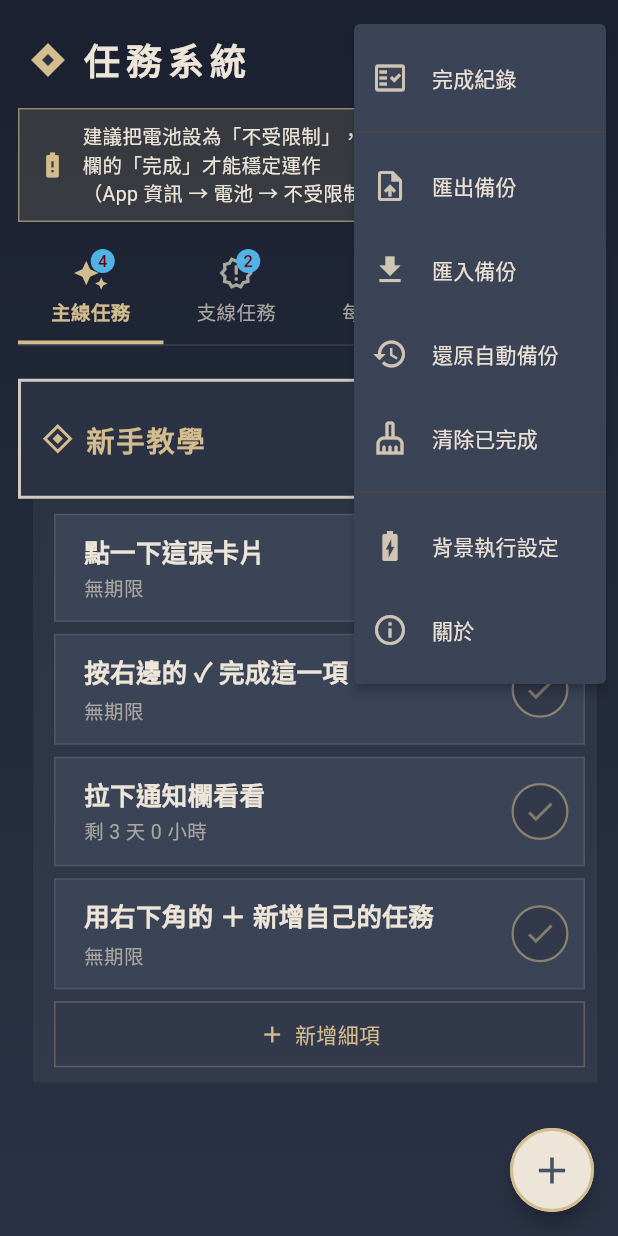
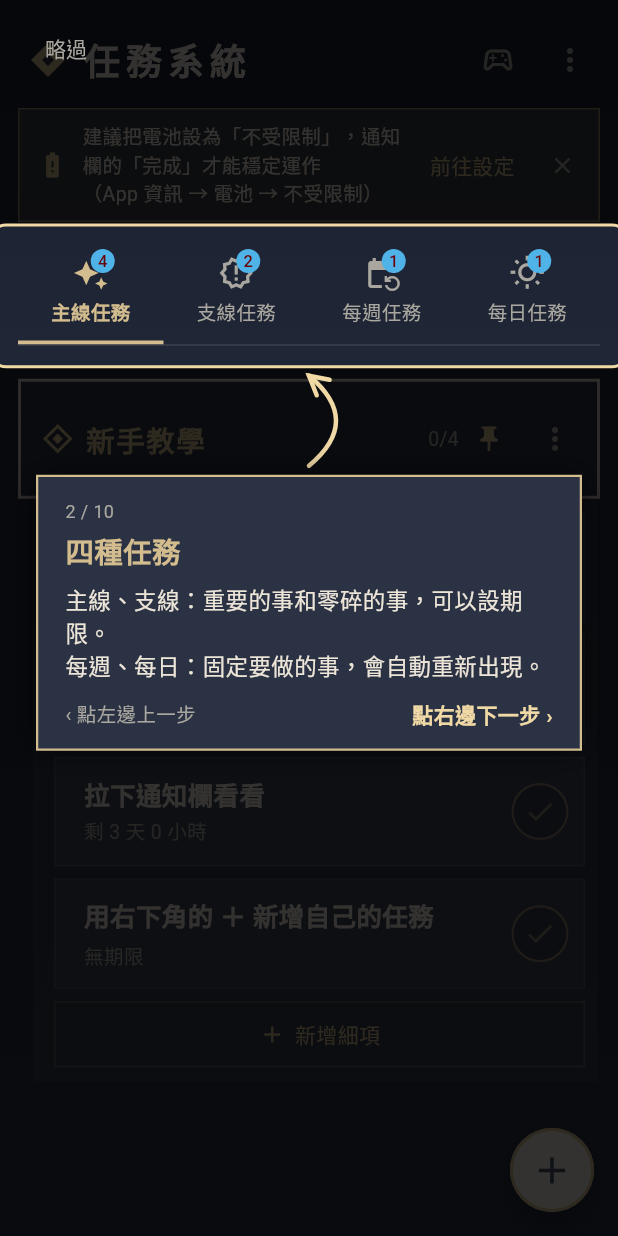
Before and after one commit to partner0487/TaskSystem, a Flutter app: the screen it shows after launch, after a tap on the "more vert" icon, on a phone screen of 412 x 824 dp. Run offline on Flutter 3.47's test engine with Material 3 defaults, Android fonts, the phone set to English and light mode, and no system bars; our stand-ins replace file_picker, flutter_local_notifications, shared_preferences, timezone; missing offline and left inert: shared_preferences_android; statements that could not run were skipped.

Commit message:
feat: first-launch guided tour (新手指引)
The screen dims, the current target is cut out with a gold frame and a curved
arrow points at it. Tap the right half for the next step, the left half for
the previous one, or 略過. Shown automatically only on a fresh install; ⋮ →
新手指引 replays it.

```diff
--- a/lib/main.dart
+++ b/lib/main.dart
@@ -16,13 +16,16 @@ Future<void> main() async {
   // 展示模式：每次啟動都重新產生展示資料（倒數時間永遠是新的）
   if (demoMode) await Storage.write(demoData());
 
+  // 還沒有存檔 = 第一次安裝打開 → 顯示新手指引
+  final firstLaunch = !demoMode && !await Storage.exists();
+
   final store = QuestStore();
   await Notifier.init(
     onDataChanged: store.reload,
     onAction: store.handleNotificationAction,
   );
 
-  runApp(QuestApp(store: store));
+  runApp(QuestApp(store: store, showTour: firstLaunch));
 
   // 畫面出來後再要通知權限，然後讀資料並同步通知欄
   await Notifier.requestPermission();
@@ -48,9 +51,12 @@ Future<void> syncNotificationsOnly() async {
 }
 
 class QuestApp extends StatelessWidget {
-  const QuestApp({super.key, required this.store});
+  const QuestApp({super.key, required this.store, this.showTour = false});
 
   final QuestStore store;
+
+  /// 第一次安裝打開：顯示新手指引
+  final bool showTour;
 
   static const _zhTW = Locale.fromSubtags(
       languageCode: 'zh', scriptCode: 'Hant', countryCode: 'TW');
@@ -69,7 +75,7 @@ class QuestApp extends StatelessWidget {
         GlobalWidgetsLocalizations.delegate,
         GlobalCupertinoLocalizations.delegate,
       ],
-      home: HomePage(store: store),
+      home: HomePage(store: store, showTourOnStart: showTour),
     );
   }
 }
--- a/lib/storage.dart
+++ b/lib/storage.dart
@@ -18,6 +18,9 @@ class Storage {
     return AppData.fromJson(jsonDecode(raw) as Map<String, dynamic>);
   }
 
+  /// 已經有存檔了嗎？（沒有 = 第一次安裝打開）
+  static Future<bool> exists() async => await _prefs.getString(_key) != null;
+
   static Future<void> write(AppData data) =>
       _prefs.setString(_key, jsonEncode(data.toJson()));
 
--- a/lib/ui/home_page.dart
+++ b/lib/ui/home_page.dart
@@ -16,12 +16,16 @@ import '../system.dart';
 import '../theme.dart';
 import 'edit_sheets.dart';
 import 'history_page.dart';
+import 'tour.dart';
 import 'widgets.dart';
 
 class HomePage extends StatefulWidget {
-  const HomePage({super.key, required this.store});
+  const HomePage({super.key, required this.store, this.showTourOnStart = false});
 
   final QuestStore store;
+
+  /// 第一次安裝打開時：資料讀好之後顯示新手指引
+  final bool showTourOnStart;
 
   @override
   State<HomePage> createState() => _HomePageState();
@@ -65,6 +69,7 @@ class _HomePageState extends State<HomePage> with WidgetsBindingObserver {
     _checkGameMode();
     store.addListener(_checkGameMode); // 背景改了遊戲模式（快速設定、時間到）→ App 重新讀取時更新提示
     WidgetsBinding.instance.addPostFrameCallback((_) => _handleLaunchAction());
+    if (widget.showTourOnStart) store.addListener(_maybeStartTour);
     // 倒數文字的更新：有任務剩不到 1 小時（顯示到秒）就每秒重畫，
     // 否則每分鐘重畫一次就夠了（比較省電）。換分鐘時順便檢查是否跨過每日重置時間。
     _ticker = Timer.periodic(const Duration(seconds: 1), (_) {
@@ -94,6 +99,7 @@ class _HomePageState extends State<HomePage> with WidgetsBindingObserver {
   void dispose() {
     WidgetsBinding.instance.removeObserver(this);
     store.removeListener(_checkGameMode);
+    store.removeListener(_maybeStartTour);
     _ticker.cancel();
     super.dispose();
   }
@@ -108,6 +114,62 @@ class _HomePageState extends State<HomePage> with WidgetsBindingObserver {
       _checkGameMode();
       _handleLaunchAction();
     }
+  }
+
+  // ---------- 新手指引 ----------
+
+  /// 指引進行中才把 key 掛到元件上（拖曳排序時元件會被複製，平常掛 GlobalKey 會衝突）
+  bool _touring = false;
+  final _tourTabs = GlobalKey();
+  final _tourQuest = GlobalKey();
+  final _tourStep = GlobalKey();
+  final _tourCheck = GlobalKey();
+  final _tourPin = GlobalKey();
+  final _tourFab = GlobalKey();
+  final _tourGame = GlobalKey();
+  final _tourMenu = GlobalKey();
+
+  GlobalKey? _tk(GlobalKey k) => _touring ? k : null;
+
+  /// 第一次打開：等資料讀好（通知權限也問完了）再開始
+  void _maybeStartTour() {
+    if (!store.loaded) return;
+    store.removeListener(_maybeStartTour);
+    _startTour();
+  }
+
+  Future<void> _startTour() async {
+    if (_touring || !mounted) return;
+    // 從主線分頁開始，第一個大事件要展開、細項不要選中，畫面才對得上說明
+    setState(() {
+      _touring = true;
+      _tab = QuestType.main;
+      _selectedStep = null;
+      _collapsed.clear();
+    });
+    await Future<void>.delayed(const Duration(milliseconds: 400)); // 等畫面排好
+    if (!mounted) return;
+    await showTour(context, [
+      const TourStep(null, '歡迎使用任務系統',
+          '把待辦事項變成任務清單，\n還沒做的任務會常駐在通知欄。\n\n跟著幾個步驟認識一下吧！'),
+      TourStep(_tourTabs, '四種任務',
+          '主線、支線：重要的事和零碎的事，可以設期限。\n每週、每日：固定要做的事，會自動重新出現。'),
+      TourStep(_tourQuest, '大事件',
+          '一件事可以拆成好幾個細項。\n點標題展開或收合；長按可以拖曳排序。'),
+      TourStep(_tourStep, '細項',
+          '點一下可以看備註，還有編輯、追蹤、放棄的按鈕。\n往左滑可以刪除。'),
+      TourStep(_tourCheck, '完成',
+          '做完按這裡打勾，通知欄的那一則也會消失。\n按錯了，下方可以「復原」。'),
+      TourStep(_tourPin, '追蹤',
+          '取消追蹤的任務不會出現在通知欄，也不會提醒。\n標題上的圖釘可以一次切換整組。'),
+      TourStep(_tourFab, '新增', '按這裡新增大事件，再到底下加細項。'),
+      TourStep(_tourGame, '遊戲模式', '打遊戲、開會時按一下，\n暫時隱藏所有任務通知和提醒。'),
+      TourStep(_tourMenu, '更多功能',
+          '完成紀錄、備份、背景執行設定都在這裡。\n想再看一次新手指引，也在這裡。'),
+      const TourStep(null, '最後：拉下通知欄看看',
+          '還沒做的任務都在通知欄。\n展開通知，可以直接按「✓ 完成」或「✕ 放棄」，\n不用打開 App。'),
+    ]);
+    if (mounted) setState(() => _touring = false);
   }
 
   // ---------- 遊戲模式 ----------
@@ -436,6 +498,7 @@ class _HomePageState extends State<HomePage> with WidgetsBindingObserver {
       listenable: store,
       builder: (context, _) => Scaffold(
         floatingActionButton: FloatingActionButton(
+          key: _tk(_tourFab),
           backgroundColor: GColors.cardSelected,
           foregroundColor: GColors.textDark,
           shape: const CircleBorder(
@@ -488,6 +551,7 @@ class _HomePageState extends State<HomePage> with WidgetsBindingObserver {
           // 遊戲模式：關閉中 = 灰色（按下選時間）；開啟中 = 紫色實心（按下立刻關閉）
           // （展示模式只顯示、不動作：遊戲模式的設定跟真實資料共用）
           IconButton(
+            key: _tk(_tourGame),
             tooltip: _gameMode == null ? '遊戲模式' : '關閉遊戲模式',
             onPressed: demoMode
                 ? () {}
@@ -500,6 +564,7 @@ class _HomePageState extends State<HomePage> with WidgetsBindingObserver {
             ),
           ),
           PopupMenuButton<String>(
+            key: _tk(_tourMenu),
             icon: const Icon(Icons.more_vert, color: GColors.sub),
             color: GColors.card,
             onSelected: (v) => switch (v) {
@@ -509,6 +574,7 @@ class _HomePageState extends State<HomePage> with WidgetsBindingObserver {
               'import' => _import(),
               'battery' => SystemInfo.openAppSettings(),
               'restore' => _restoreAutoBackup(),
+              'tour' => _startTour(),
               'clear' => _clearCompleted(),
               _ => _showAbout(),
             },
@@ -553,6 +619,13 @@ class _HomePageState extends State<HomePage> with WidgetsBindingObserver {
                 child: ListTile(
                   leading: Icon(Icons.battery_charging_full),
                   title: Text('背景執行設定'),
+                ),
+              ),
+              PopupMenuItem(
+                value: 'tour',
+                child: ListTile(
+                  leading: Icon(Icons.tips_and_updates_outlined),
+                  title: Text('新手指引'),
                 ),
               ),
               PopupMenuItem(
@@ -648,6 +721,7 @@ class _HomePageState extends State<HomePage> with WidgetsBindingObserver {
 
   Widget _buildTabs() {
     return Container(
+      key: _tk(_tourTabs),
       margin: const EdgeInsets.fromLTRB(12, 4, 12, 8),
       decoration: const BoxDecoration(
         border: Border(bottom: BorderSide(color: Colors.white12)),
@@ -765,6 +839,8 @@ class _HomePageState extends State<HomePage> with WidgetsBindingObserver {
           child: ReorderableDelayedDragStartListener(
             index: index,
             child: QuestHeader(
+              key: index == 0 ? _tk(_tourQuest) : null,
+              pinKey: index == 0 ? _tk(_tourPin) : null,
               quest: q,
               progress: questProgress(q.type, q, _now),
               expanded: expanded,
@@ -798,7 +874,7 @@ class _HomePageState extends State<HomePage> with WidgetsBindingObserver {
                             ReorderableDelayedDragStartListener(
                               key: ValueKey('step-${steps[j].id}'),
                               index: j,
-                              child: _buildStep(q, steps[j]),
+                              child: _buildStep(q, steps[j], first: index == 0 && j == 0),
                             ),
                       ),
                       AddStepButton(onTap: () => _addStep(q)),
@@ -810,7 +886,8 @@ class _HomePageState extends State<HomePage> with WidgetsBindingObserver {
     );
   }
 
-  Widget _buildStep(Quest q, QuestStep s) {
+  /// [first]：第一個大事件的第一個細項（新手指引會指到它和它的 ✓）
+  Widget _buildStep(Quest q, QuestStep s, {bool first = false}) {
     return Dismissible(
       key: ValueKey(s.id),
       direction: DismissDirection.endToStart,
@@ -824,6 +901,8 @@ class _HomePageState extends State<HomePage> with WidgetsBindingObserver {
       confirmDismiss: (_) => confirmDelete(context, s.title),
       onDismissed: (_) => _deleteStep(q, s),
       child: StepCard(
+        key: first ? _tk(_tourStep) : null,
+        checkKey: first ? _tk(_tourCheck) : null,
         step: s,
         type: q.type,
         now: _now,
--- /dev/null
+++ b/lib/ui/tour.dart
@@ -0,0 +1,259 @@
+import 'dart:math';
+
+import 'package:flutter/material.dart';
+
+import '../theme.dart';
+
+/// 新手指引的一個步驟。[target] 是要亮起來的元件；null = 不指向任何東西，說明框放在中間。
+class TourStep {
+  const TourStep(this.target, this.title, this.text);
+
+  final GlobalKey? target;
+  final String title;
+  final String text;
+}
+
+/// 顯示新手指引：畫面變暗、目標亮起來、箭頭指向它。
+/// 點右半邊 → 下一步，點左半邊 → 上一步，右上角「略過」。結束（或略過）時回傳。
+Future<void> showTour(BuildContext context, List<TourStep> steps) {
+  return Navigator.of(context).push(PageRouteBuilder<void>(
+    opaque: false,
+    transitionDuration: const Duration(milliseconds: 250),
+    reverseTransitionDuration: const Duration(milliseconds: 200),
+    pageBuilder: (_, animation, _) =>
+        FadeTransition(opacity: animation, child: _TourOverlay(steps: steps)),
+  ));
+}
+
+class _TourOverlay extends StatefulWidget {
+  const _TourOverlay({required this.steps});
+
+  final List<TourStep> steps;
+
+  @override
+  State<_TourOverlay> createState() => _TourOverlayState();
+}
+
+class _TourOverlayState extends State<_TourOverlay> {
+  late final List<TourStep> _steps;
+  int _i = 0;
+
+  @override
+  void initState() {
+    super.initState();
+    // 找不到目標的步驟跳過（例如這個分頁沒有大事件）
+    _steps = widget.steps.where((s) => s.target == null || _rectOf(s.target!) != null).toList();
+  }
+
+  /// 目標在畫面上的位置（找不到 = null）。
+  static Rect? _rectOf(GlobalKey key) {
+    final box = key.currentContext?.findRenderObject();
+    if (box is! RenderBox || !box.hasSize || !box.attached) return null;
+    return box.localToGlobal(Offset.zero) & box.size;
+  }
+
+  void _next() {
+    if (_i >= _steps.length - 1) {
+      Navigator.pop(context);
+    } else {
+      setState(() => _i++);
+    }
+  }
+
+  void _prev() {
+    if (_i > 0) setState(() => _i--);
+  }
+
+  @override
+  Widget build(BuildContext context) {
+    if (_steps.isEmpty) {
+      WidgetsBinding.instance.addPostFrameCallback((_) => Navigator.pop(context));
+      return const SizedBox.shrink();
+    }
+    final step = _steps[_i];
+    final size = MediaQuery.of(context).size;
+    final padding = MediaQuery.of(context).padding;
+    final target = step.target == null ? null : _rectOf(step.target!)?.inflate(6);
+
+    // 說明框放在目標的另一邊：目標在上半部 → 框在下面；在下半部 → 框在上面
+    const gap = 72.0; // 箭頭的長度空間
+    final below = target != null && target.center.dy < size.height * 0.55;
+    final boxAnchorY = target == null
+        ? null
+        : (below ? target.bottom + gap : target.top - gap); // 框的上緣（below）或下緣（above）
+
+    // 箭頭：從說明框的邊緣（靠近目標的水平位置）指到目標的邊緣
+    Offset? arrowFrom, arrowTo;
+    if (target != null && boxAnchorY != null) {
+      final x = target.center.dx.clamp(56.0, size.width - 56.0);
+      arrowFrom = Offset(x, boxAnchorY + (below ? -6 : 6));
+      arrowTo = Offset(target.center.dx, below ? target.bottom + 6 : target.top - 6);
+    }
+
+    final isLast = _i == _steps.length - 1;
+    final box = _TourCard(
+      index: _i,
+      total: _steps.length,
+      title: step.title,
+      text: step.text,
+      isFirst: _i == 0,
+      isLast: isLast,
+    );
+
+    return Material(
+      type: MaterialType.transparency,
+      child: Stack(
+        children: [
+          // 整個畫面：變暗 + 目標挖空亮起來 + 箭頭；點右半邊下一步、左半邊上一步
+          Positioned.fill(
+            child: GestureDetector(
+              behavior: HitTestBehavior.opaque,
+              onTapUp: (d) => d.localPosition.dx > size.width / 2 ? _next() : _prev(),
+              child: CustomPaint(painter: _TourPainter(hole: target, from: arrowFrom, to: arrowTo)),
+            ),
+          ),
+          // 說明框（不攔截點擊：點在框上也是依左右半邊切換）
+          if (target == null)
+            Positioned.fill(child: IgnorePointer(child: Center(child: box)))
+          else if (below)
+            Positioned(left: 20, right: 20, top: boxAnchorY, child: IgnorePointer(child: box))
+          else
+            Positioned(
+                left: 20,
+                right: 20,
+                bottom: size.height - boxAnchorY!,
+                child: IgnorePointer(child: box)),
+          // 略過（放左上角：右上角是 🎮 和 ⋮，會被擋到）
+          Positioned(
+            top: padding.top + 8,
+            left: 12,
+            child: TextButton(
+              onPressed: () => Navigator.pop(context),
+              style: TextButton.styleFrom(foregroundColor: GColors.sub),
+              child: const Text('略過'),
+            ),
+          ),
+        ],
+      ),
+    );
+  }
+}
+
+/// 說明框：步驟編號、標題、說明、左右提示。
+class _TourCard extends StatelessWidget {
+  const _TourCard({
+    required this.index,
+    required this.total,
+    required this.title,
+    required this.text,
+    required this.isFirst,
+    required this.isLast,
+  });
+
+  final int index;
+  final int total;
+  final String title;
+  final String text;
+  final bool isFirst;
+  final bool isLast;
+
+  @override
+  Widget build(BuildContext context) {
+    return Container(
+      margin: const EdgeInsets.symmetric(horizontal: 4),
+      padding: const EdgeInsets.fromLTRB(18, 14, 18, 12),
+      decoration: BoxDecoration(
+        color: GColors.header,
+        border: Border.all(color: GColors.gold, width: 1.5),
+        boxShadow: const [BoxShadow(color: Colors.black54, blurRadius: 16)],
+      ),
+      child: Column(
+        mainAxisSize: MainAxisSize.min,
+        crossAxisAlignment: CrossAxisAlignment.start,
+        children: [
+          Text('${index + 1} / $total', style: const TextStyle(color: GColors.sub, fontSize: 12)),
+          const SizedBox(height: 4),
+          Text(title,
+              style: const TextStyle(
+                  color: GColors.gold, fontSize: 19, fontWeight: FontWeight.bold)),
+          const SizedBox(height: 8),
+          Text(text, style: const TextStyle(color: GColors.text, fontSize: 15, height: 1.5)),
+          const SizedBox(height: 12),
+          Row(
+            children: [
+              Text(isFirst ? '' : '‹ 點左邊上一步',
+                  style: const TextStyle(color: GColors.sub, fontSize: 13)),
+              const Spacer(),
+              Text(isLast ? '點右邊開始使用 ›' : '點右邊下一步 ›',
+                  style: const TextStyle(
+                      color: GColors.goldBright, fontSize: 14, fontWeight: FontWeight.bold)),
+            ],
+          ),
+        ],
+      ),
+    );
+  }
+}
+
+/// 畫變暗的遮罩（目標處挖空 + 金框）和彎曲的金色箭頭。
+class _TourPainter extends CustomPainter {
+  _TourPainter({required this.hole, required this.from, required this.to});
+
+  final Rect? hole;
+  final Offset? from;
+  final Offset? to;
+
+  @override
+  void paint(Canvas canvas, Size size) {
+    final dim = Path()..addRect(Offset.zero & size);
+    final h = hole;
+    if (h != null) {
+      dim
+        ..addRRect(RRect.fromRectAndRadius(h, const Radius.circular(10)))
+        ..fillType = PathFillType.evenOdd;
+    }
+    canvas.drawPath(dim, Paint()..color = Colors.black.withValues(alpha: 0.78));
+
+    if (h != null) {
+      canvas.drawRRect(
+        RRect.fromRectAndRadius(h, const Radius.circular(10)),
+        Paint()
+          ..style = PaintingStyle.stroke
+          ..strokeWidth = 2
+          ..color = GColors.goldBright,
+      );
+    }
+
+    final a = from, b = to;
+    if (a == null || b == null) return;
+    final line = Paint()
+      ..style = PaintingStyle.stroke
+      ..strokeWidth = 3
+      ..strokeCap = StrokeCap.round
+      ..color = GColors.goldBright;
+    // 彎曲的線：控制點往旁邊偏一點，看起來比較像手畫的箭頭
+    final mid = Offset((a.dx + b.dx) / 2, (a.dy + b.dy) / 2);
+    final bend = (b.dx - a.dx).abs() < 30 ? 36.0 : 0.0;
+    final control = Offset(mid.dx + bend, mid.dy);
+    canvas.drawPath(
+      Path()
+        ..moveTo(a.dx, a.dy)
+        ..quadraticBezierTo(control.dx, control.dy, b.dx, b.dy),
+      line,
+    );
+    // 箭頭頭：沿著曲線最後的方向
+    final angle = atan2(b.dy - control.dy, b.dx - control.dx);
+    const len = 14.0;
+    Offset wing(double da) => Offset(b.dx - len * cos(angle + da), b.dy - len * sin(angle + da));
+    canvas.drawPath(
+      Path()
+        ..moveTo(wing(0.5).dx, wing(0.5).dy)
+        ..lineTo(b.dx, b.dy)
+        ..lineTo(wing(-0.5).dx, wing(-0.5).dy),
+      line,
+    );
+  }
+
+  @override
+  bool shouldRepaint(_TourPainter old) => old.hole != hole || old.from != from || old.to != to;
+}
--- a/lib/ui/widgets.dart
+++ b/lib/ui/widgets.dart
@@ -52,7 +52,11 @@ class QuestHeader extends StatelessWidget {
     required this.onTap,
     required this.onMenu,
     required this.onToggleTrack,
+    this.pinKey,
   });
+
+  /// 新手指引要指到 📌 時用的 key
+  final GlobalKey? pinKey;
 
   final Quest quest;
 
@@ -107,6 +111,7 @@ class QuestHeader extends StatelessWidget {
             // 空心灰色 = 有沒追蹤的（按下 → 全部追蹤）
             if (quest.steps.isNotEmpty)
               IconButton(
+                key: pinKey,
                 tooltip: quest.allTracked ? '全部取消追蹤' : '全部追蹤',
                 visualDensity: VisualDensity.compact,
                 onPressed: onToggleTrack,
@@ -146,7 +151,11 @@ class StepCard extends StatelessWidget {
     required this.onToggle,
     required this.onToggleTrack,
     required this.onAbandon,
+    this.checkKey,
   });
+
+  /// 新手指引要指到 ✓ 時用的 key
+  final GlobalKey? checkKey;
 
   final QuestStep step;
   final QuestType type;
@@ -346,6 +355,7 @@ class StepCard extends StatelessWidget {
                     ),
                     Center(
                       child: CheckButton(
+                        key: checkKey,
                         done: step.done,
                         abandoned: step.abandoned,
                         selected: selected,
```
Also changed, not shown: 1 other file.
